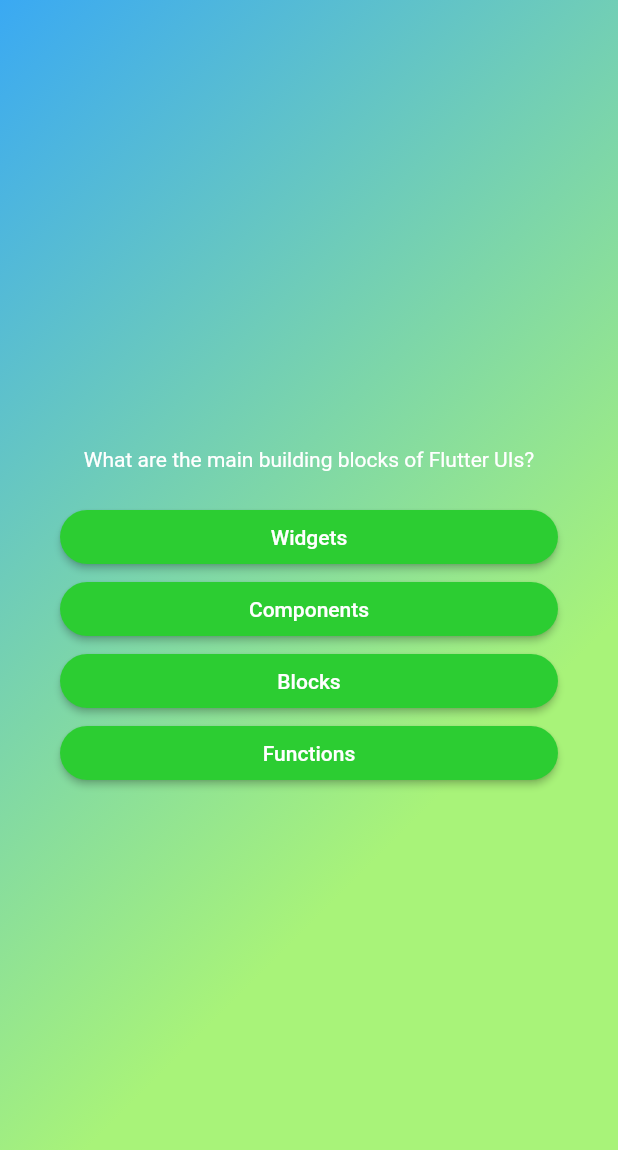
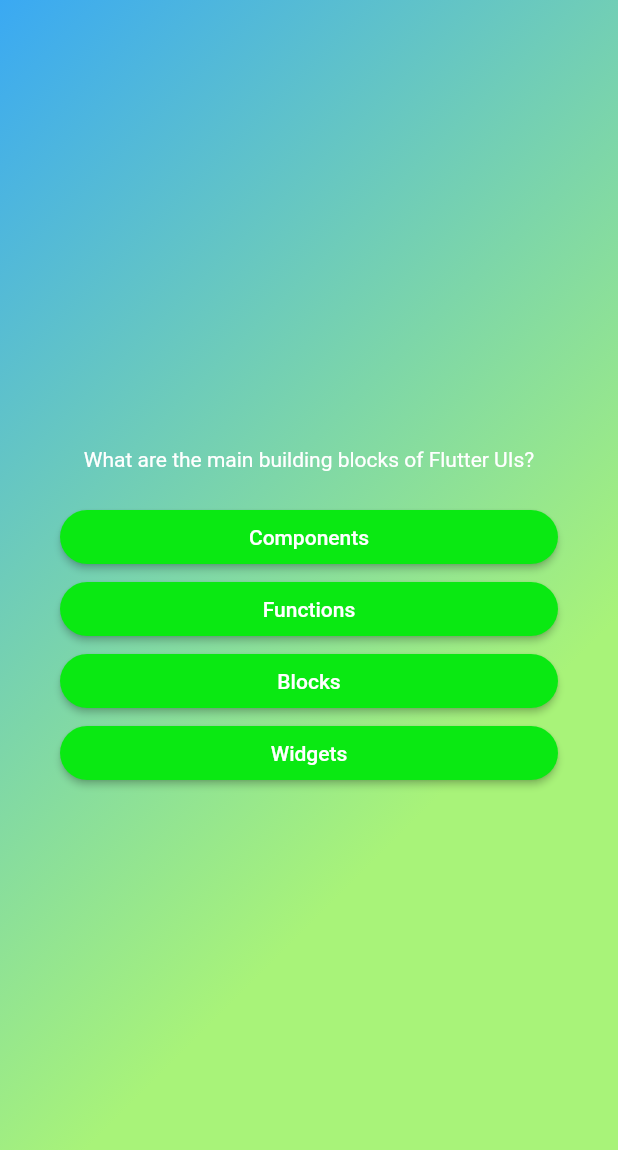
Before and after one commit to Sridhare29/Quiz_App, a Flutter app: the screen it shows after launch, after a tap on "Start Quiz!", on a phone screen of 412 x 824 dp. Shown: the top 1150 px of the screen. Run offline on Flutter 3.47's test engine with Material 2 defaults, Android fonts, the phone set to English and light mode, and no system bars.

Commit message:
dynamic answer index

```diff
--- a/quiz_app/lib/models/quiz_question.dart
+++ b/quiz_app/lib/models/quiz_question.dart
@@ -3,4 +3,10 @@ class QuizQuestion{
 
   final String text;
   final List<String> answers;
+//shuffle the answer
+  List<String> getShuffledAnswers(){
+     final shuffledList =  List.of(answers);
+     shuffledList.shuffle();
+     return shuffledList;
+  }
 }
--- a/quiz_app/lib/screens/question_screen.dart
+++ b/quiz_app/lib/screens/question_screen.dart
@@ -10,9 +10,16 @@ class QuestionScreen extends StatefulWidget {
 }
 
 class _QuestionScreenState extends State<QuestionScreen> {
+  var currentQuestionindex = 0;
+ void answerQuestion(){
+      //currentQuestionindex += 1;
+      setState(() {
+              currentQuestionindex++; //increment by 1
+      });
+ }
   @override
   Widget build(BuildContext context) {
-    final currentQuestion = questions[0];
+    final currentQuestion = questions[currentQuestionindex];
     return Container(
       margin: const EdgeInsets.all(40),
       width: double.infinity,
@@ -29,8 +36,8 @@ class _QuestionScreenState extends State<QuestionScreen> {
             height: 20,
           ),
           //dynamic
-          ...currentQuestion.answers.map((answer) {   //(...) - this make the list to come out have same list ;[[1,2,3],4,5] to [1,2,3,4,5]
-            return AnswerButton(answerText: answer, onTap: () {});
+          ...currentQuestion.getShuffledAnswers().map((answer) {   //(...) - this make the list to come out have same list ;[[1,2,3],4,5] to [1,2,3,4,5]
+            return AnswerButton(answerText: answer, onTap:answerQuestion,);
           }),
           //static
           // AnswerButton(answerText:currentQuestion.answers[0], onTap: () {}),
--- a/quiz_app/lib/screens/start_screen.dart
+++ b/quiz_app/lib/screens/start_screen.dart
@@ -36,7 +36,7 @@ class StartScreen extends StatelessWidget {
             onPressed: () {
               startQuiz();
             },
-            style: OutlinedButton.styleFrom(foregroundColor: Colors.white,shape: RoundedRectangleBorder(borderRadius: BorderRadius.circular(40))),
+            style: OutlinedButton.styleFrom(foregroundColor: Colors.white,backgroundColor: Color.fromARGB(255, 10, 233, 18),shape: RoundedRectangleBorder(borderRadius: BorderRadius.circular(40))),
             label: const Text("Start Quiz!"),
             icon: const Icon(Icons.arrow_right_alt),
           ),
--- a/quiz_app/lib/widgets/answer_buttom.dart
+++ b/quiz_app/lib/widgets/answer_buttom.dart
@@ -14,10 +14,10 @@ class AnswerButton extends StatelessWidget {
       onPressed: onTap,
       style: ElevatedButton.styleFrom(
         padding: const EdgeInsets.symmetric(vertical: 10,horizontal: 50),
-          backgroundColor: const Color.fromARGB(255, 44, 205, 50),
+          backgroundColor: Color.fromARGB(255, 10, 233, 18),
           foregroundColor: Colors.white,
           shape: RoundedRectangleBorder(borderRadius: BorderRadius.circular(40))),
-      child: Text(answerText),
+      child: Text(answerText,textAlign: TextAlign.center),
     );
   }
 }
```
